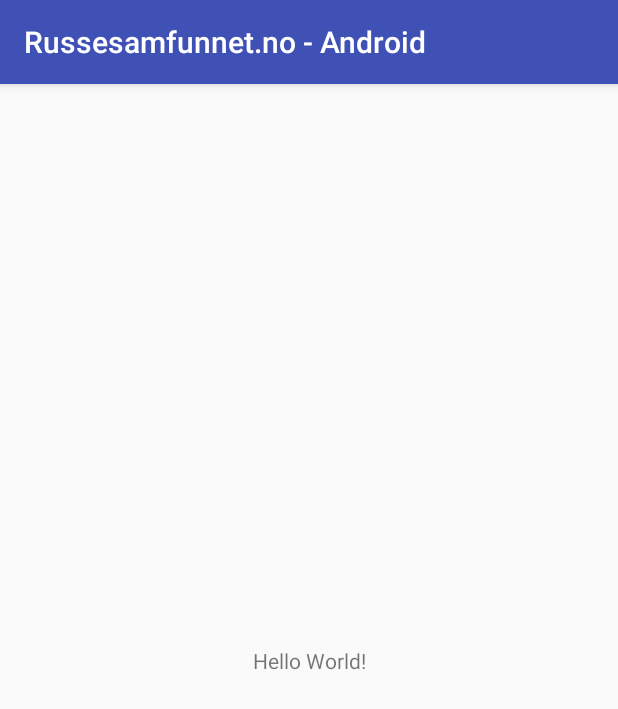
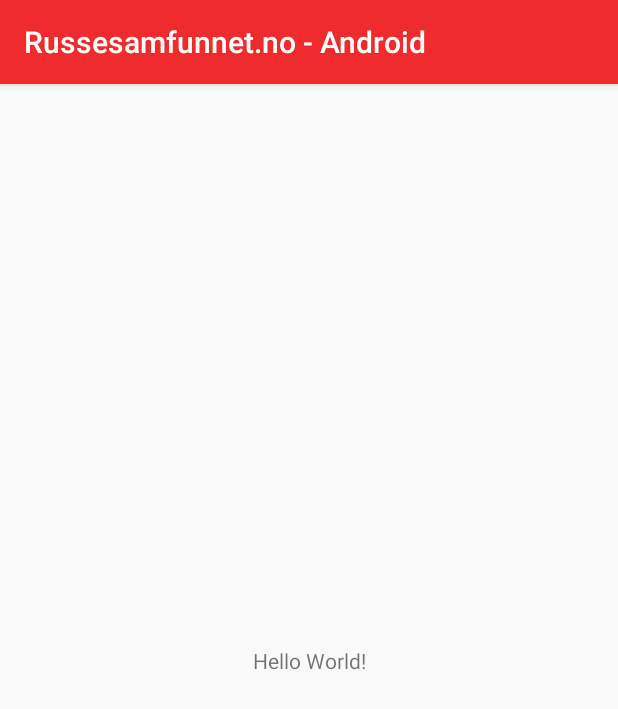
Before and after one commit to UnnamedSoftware/Russesamfunnet.no---Android, an Android app: the screen it shows after launch (MainActivity), on a phone screen of 412 x 824 dp. Shown: the top 709 px of the screen. Run offline under Robolectric (Android 15) with nearby library versions, the phone set to English and light mode, and no system bars.

Commit message:
Changed the primary colours to match the Norwegian flag

```diff
--- a/app/src/main/res/values/colors.xml
+++ b/app/src/main/res/values/colors.xml
@@ -1,6 +1,7 @@
 <?xml version="1.0" encoding="utf-8"?>
 <resources>
-    <color name="colorPrimary">#3F51B5</color>
-    <color name="colorPrimaryDark">#303F9F</color>
+    <color name="colorPrimary">#ef2b2d</color>
+    <color name="colorPrimaryDark">#002868</color>
+    <color name="colorPrimaryBackground">#ffffff</color>
     <color name="colorAccent">#FF4081</color>
 </resources>
```
